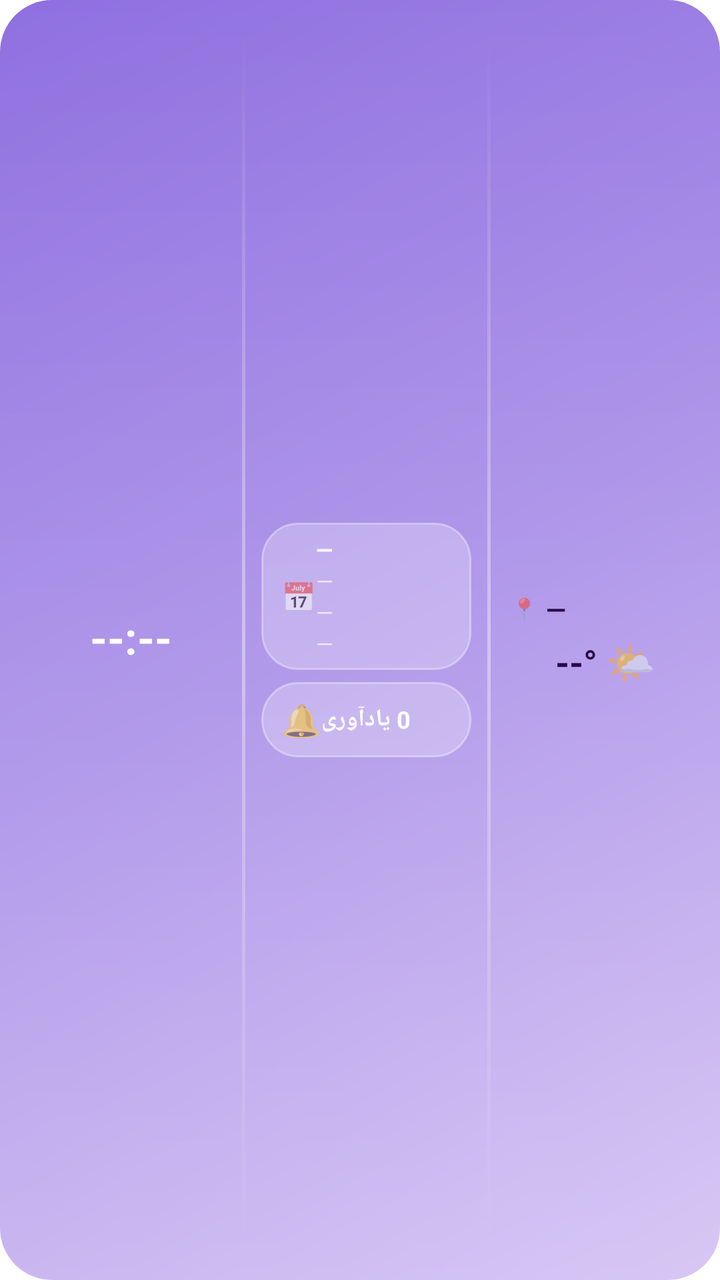
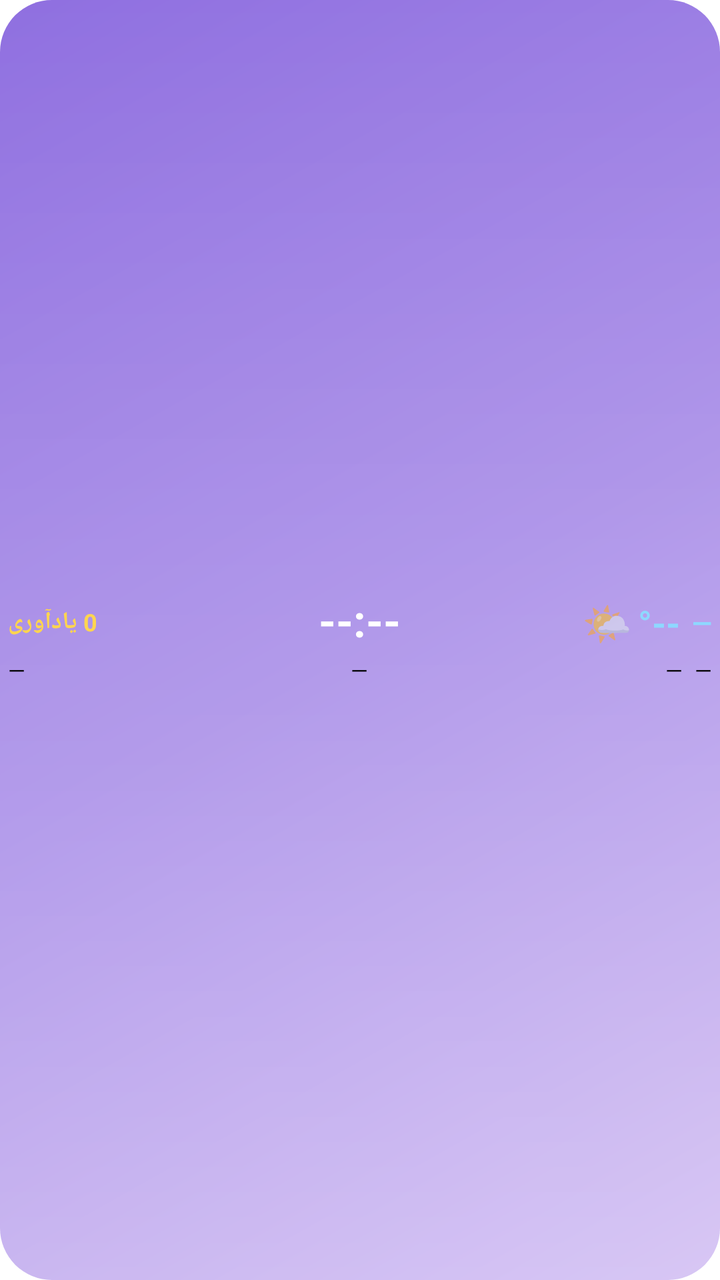

Screens rendered from an Android XML layout before and after an edit, with the pre-edit source and the edit as a unified diff.
<!-- AndroidManifest.xml: fallback theme Theme.MaterialComponents.DayNight.NoActionBar -->
<!-- res/layout/weather_clock_widget.xml -->
<?xml version="1.0" encoding="utf-8"?>
<FrameLayout xmlns:android="http://schemas.android.com/apk/res/android"
    android:id="@+id/widget_root"
    android:layout_width="match_parent"
    android:layout_height="match_parent"
    android:background="@drawable/widget_background">

    <LinearLayout
        android:layout_width="match_parent"
        android:layout_height="match_parent"
        android:layoutDirection="ltr"
        android:orientation="horizontal"
        android:paddingStart="10dp"
        android:paddingEnd="10dp"
        android:paddingTop="8dp"
        android:paddingBottom="8dp">

        
        <FrameLayout
            android:layout_width="0dp"
            android:layout_height="match_parent"
            android:layout_weight="33">

            <TextView
                android:id="@+id/widget_clock"
                android:layout_width="wrap_content"
                android:layout_height="wrap_content"
                android:layout_gravity="center"
                android:text="--:--"
                android:textColor="#FFFFFF"
                android:textSize="22sp"
                android:textStyle="bold"
                android:includeFontPadding="false"
                android:maxLines="1"
                android:ellipsize="end" />
        </FrameLayout>

        
        <View
            android:layout_width="1.5dp"
            android:layout_height="match_parent"
            android:layout_marginTop="10dp"
            android:layout_marginBottom="10dp"
            android:background="@drawable/widget_divider" />

        
        <LinearLayout
            android:layout_width="0dp"
            android:layout_height="match_parent"
            android:layout_weight="36"
            android:orientation="vertical"
            android:gravity="center_vertical"
            android:paddingStart="8dp"
            android:paddingEnd="8dp">

            
            <LinearLayout
                android:layout_width="match_parent"
                android:layout_height="wrap_content"
                android:orientation="horizontal"
                android:gravity="center_vertical"
                android:background="@drawable/widget_pill_background"
                android:paddingStart="10dp"
                android:paddingEnd="10dp"
                android:paddingTop="6dp"
                android:paddingBottom="6dp">

                <TextView
                    android:layout_width="wrap_content"
                    android:layout_height="wrap_content"
                    android:text="📅"
                    android:textSize="14sp" />

                <LinearLayout
                    android:layout_width="0dp"
                    android:layout_height="wrap_content"
                    android:layout_weight="1"
                    android:layout_marginStart="8dp"
                    android:orientation="vertical"
                    android:gravity="end"
                    android:layoutDirection="rtl">

                    <TextView
                        android:id="@+id/widget_weekday"
                        android:layout_width="match_parent"
                        android:layout_height="wrap_content"
                        android:text="—"
                        android:textColor="#FFFFFF"
                        android:textSize="11sp"
                        android:textStyle="bold"
                        android:gravity="end"
                        android:maxLines="1"
                        android:ellipsize="end" />

                    <TextView
                        android:id="@+id/widget_date_shamsi"
                        android:layout_width="match_parent"
                        android:layout_height="wrap_content"
                        android:layout_marginTop="1dp"
                        android:text="—"
                        android:textColor="#EDE6FA"
                        android:textSize="11sp"
                        android:gravity="end"
                        android:maxLines="1"
                        android:ellipsize="end" />

                    <TextView
                        android:id="@+id/widget_date_hijri"
                        android:layout_width="match_parent"
                        android:layout_height="wrap_content"
                        android:layout_marginTop="1dp"
                        android:text="—"
                        android:textColor="#EDE6FA"
                        android:textSize="11sp"
                        android:gravity="end"
                        android:maxLines="1"
                        android:ellipsize="end" />

                    <TextView
                        android:id="@+id/widget_date_gregorian"
                        android:layout_width="match_parent"
                        android:layout_height="wrap_content"
                        android:layout_marginTop="1dp"
                        android:text="—"
                        android:textColor="#EDE6FA"
                        android:textSize="11sp"
                        android:gravity="end"
                        android:maxLines="1"
                        android:ellipsize="end" />
                </LinearLayout>
            </LinearLayout>

            <View
                android:layout_width="match_parent"
                android:layout_height="6dp" />

            
            <LinearLayout
                android:layout_width="match_parent"
                android:layout_height="wrap_content"
                android:orientation="horizontal"
                android:gravity="center_vertical"
                android:background="@drawable/widget_pill_background"
                android:paddingStart="10dp"
                android:paddingEnd="10dp"
                android:paddingTop="8dp"
                android:paddingBottom="8dp">

                <TextView
                    android:layout_width="wrap_content"
                    android:layout_height="wrap_content"
                    android:text="🔔"
                    android:textSize="16sp" />

                <TextView
                    android:id="@+id/widget_reminder"
                    android:layout_width="0dp"
                    android:layout_height="wrap_content"
                    android:layout_weight="1"
                    android:layout_marginStart="8dp"
                    android:text="0 یادآوری"
                    android:textColor="#FFFFFF"
                    android:textSize="12sp"
                    android:textStyle="bold"
                    android:gravity="end"
                    android:layoutDirection="rtl"
                    android:maxLines="1"
                    android:ellipsize="end" />
            </LinearLayout>
        </LinearLayout>

        
        <View
            android:layout_width="1.5dp"
            android:layout_height="match_parent"
            android:layout_marginTop="10dp"
            android:layout_marginBottom="10dp"
            android:background="@drawable/widget_divider" />

        
        <LinearLayout
            android:layout_width="0dp"
            android:layout_height="match_parent"
            android:layout_weight="31"
            android:orientation="vertical"
            android:gravity="center"
            android:paddingStart="10dp">

            
            <LinearLayout
                android:layout_width="match_parent"
                android:layout_height="wrap_content"
                android:orientation="horizontal"
                android:gravity="center_vertical"
                android:layoutDirection="rtl">

                <TextView
                    android:id="@+id/widget_city"
                    android:layout_width="0dp"
                    android:layout_height="wrap_content"
                    android:layout_weight="1"
                    android:text="—"
                    android:textColor="#2A0845"
                    android:textSize="13sp"
                    android:textStyle="bold"
                    android:maxLines="1"
                    android:ellipsize="end"
                    android:gravity="end" />

                <TextView
                    android:layout_width="wrap_content"
                    android:layout_height="wrap_content"
                    android:layout_marginStart="4dp"
                    android:text="📍"
                    android:textSize="11sp" />
            </LinearLayout>

            <LinearLayout
                android:layout_width="match_parent"
                android:layout_height="wrap_content"
                android:layout_marginTop="4dp"
                android:orientation="horizontal"
                android:gravity="center">

                <TextView
                    android:id="@+id/widget_temp"
                    android:layout_width="wrap_content"
                    android:layout_height="wrap_content"
                    android:text="--°"
                    android:textColor="#2A0845"
                    android:textSize="18sp"
                    android:textStyle="bold"
                    android:maxLines="1"
                    android:ellipsize="end" />

                <TextView
                    android:id="@+id/widget_weather_emoji"
                    android:layout_width="wrap_content"
                    android:layout_height="wrap_content"
                    android:layout_marginStart="4dp"
                    android:text="🌤️"
                    android:textSize="20sp"
                    android:maxLines="1" />
            </LinearLayout>
        </LinearLayout>

    </LinearLayout>
</FrameLayout>
<!-- resources referenced by this layout -->
<resources>
  <!-- drawable widget_background (drawable) -->
  <?xml version="1.0" encoding="utf-8"?>
  <layer-list xmlns:android="http://schemas.android.com/apk/res/android">
  
      <item>
          <shape>
              <corners android:radius="26dp" />
              <gradient
                  android:type="linear"
                  android:angle="135"
                  android:startColor="#CEB9F2"
                  android:centerColor="#A98EE8"
                  android:endColor="#8F6FE0" />
          </shape>
      </item>
  
      
      <item android:top="0dp" android:left="0dp" android:right="0dp">
          <shape android:shape="rectangle">
              <corners
                  android:topLeftRadius="26dp"
                  android:topRightRadius="26dp"
                  android:bottomLeftRadius="0dp"
                  android:bottomRightRadius="0dp" />
              <gradient
                  android:type="linear"
                  android:angle="90"
                  android:startColor="#33FFFFFF"
                  android:endColor="#00FFFFFF" />
              <size android:height="28dp" />
          </shape>
      </item>
  </layer-list>
  <!-- drawable widget_divider (drawable) -->
  <?xml version="1.0" encoding="utf-8"?>
  <shape xmlns:android="http://schemas.android.com/apk/res/android" android:shape="rectangle">
      <gradient
          android:type="linear"
          android:angle="90"
          android:startColor="#00FFFFFF"
          android:centerColor="#66FFFFFF"
          android:endColor="#00FFFFFF" />
  </shape>
  <!-- drawable widget_pill_background (drawable) -->
  <?xml version="1.0" encoding="utf-8"?>
  <shape xmlns:android="http://schemas.android.com/apk/res/android">
      <corners android:radius="18dp" />
      <solid android:color="#40FFFFFF" />
      <stroke
          android:width="1dp"
          android:color="#59FFFFFF" />
  </shape>
</resources>

<!-- the commit's change to res/layout/weather_clock_widget.xml (unified diff, before → after) -->
@@ -9,23 +9,42 @@
         android:layout_width="match_parent"
         android:layout_height="match_parent"
         android:layoutDirection="ltr"
-        android:orientation="horizontal"
-        android:paddingStart="10dp"
-        android:paddingEnd="10dp"
-        android:paddingTop="8dp"
-        android:paddingBottom="8dp">
+        android:orientation="vertical"
+        android:gravity="center_vertical"
+        android:paddingLeft="4dp"
+        android:paddingRight="4dp"
+        android:paddingTop="4dp"
+        android:paddingBottom="4dp">
 
         
-        <FrameLayout
-            android:layout_width="0dp"
-            android:layout_height="match_parent"
-            android:layout_weight="33">
+        <LinearLayout
+            android:layout_width="match_parent"
+            android:layout_height="wrap_content"
+            android:layoutDirection="ltr"
+            android:orientation="horizontal"
+            android:gravity="center_vertical">
 
+            
+            <TextView
+                android:id="@+id/widget_reminder"
+                android:layout_width="0dp"
+                android:layout_height="wrap_content"
+                android:layout_weight="36"
+                android:gravity="left|center_vertical"
+                android:text="0 یادآوری"
+                android:textColor="#FFD54F"
+                android:textSize="12sp"
+                android:textStyle="bold"
+                android:maxLines="1"
+                android:ellipsize="end" />
+
+            
             <TextView
                 android:id="@+id/widget_clock"
-                android:layout_width="wrap_content"
+                android:layout_width="0dp"
                 android:layout_height="wrap_content"
-                android:layout_gravity="center"
+                android:layout_weight="28"
+                android:gravity="center"
                 android:text="--:--"
                 android:textColor="#FFFFFF"
                 android:textSize="22sp"
@@ -33,216 +52,115 @@
                 android:includeFontPadding="false"
                 android:maxLines="1"
                 android:ellipsize="end" />
-        </FrameLayout>
-
-        
-        <View
-            android:layout_width="1.5dp"
-            android:layout_height="match_parent"
-            android:layout_marginTop="10dp"
-            android:layout_marginBottom="10dp"
-            android:background="@drawable/widget_divider" />
-
-        
-        <LinearLayout
-            android:layout_width="0dp"
-            android:layout_height="match_parent"
-            android:layout_weight="36"
-            android:orientation="vertical"
-            android:gravity="center_vertical"
-            android:paddingStart="8dp"
-            android:paddingEnd="8dp">
 
             
             <LinearLayout
-                android:layout_width="match_parent"
+                android:layout_width="0dp"
                 android:layout_height="wrap_content"
+                android:layout_weight="36"
+                android:layoutDirection="rtl"
                 android:orientation="horizontal"
-                android:gravity="center_vertical"
-                android:background="@drawable/widget_pill_background"
-                android:paddingStart="10dp"
-                android:paddingEnd="10dp"
-                android:paddingTop="6dp"
-                android:paddingBottom="6dp">
-
-                <TextView
-                    android:layout_width="wrap_content"
-                    android:layout_height="wrap_content"
-                    android:text="📅"
-                    android:textSize="14sp" />
-
-                <LinearLayout
-                    android:layout_width="0dp"
-                    android:layout_height="wrap_content"
-                    android:layout_weight="1"
-                    android:layout_marginStart="8dp"
-                    android:orientation="vertical"
-                    android:gravity="end"
-                    android:layoutDirection="rtl">
-
-                    <TextView
-                        android:id="@+id/widget_weekday"
-                        android:layout_width="match_parent"
-                        android:layout_height="wrap_content"
-                        android:text="—"
-                        android:textColor="#FFFFFF"
-                        android:textSize="11sp"
-                        android:textStyle="bold"
-                        android:gravity="end"
-                        android:maxLines="1"
-                        android:ellipsize="end" />
-
-                    <TextView
-                        android:id="@+id/widget_date_shamsi"
-                        android:layout_width="match_parent"
-                        android:layout_height="wrap_content"
-                        android:layout_marginTop="1dp"
-                        android:text="—"
-                        android:textColor="#EDE6FA"
-                        android:textSize="11sp"
-                        android:gravity="end"
-                        android:maxLines="1"
-                        android:ellipsize="end" />
-
-                    <TextView
-                        android:id="@+id/widget_date_hijri"
-                        android:layout_width="match_parent"
-                        android:layout_height="wrap_content"
-                        android:layout_marginTop="1dp"
-                        android:text="—"
-                        android:textColor="#EDE6FA"
-                        android:textSize="11sp"
-                        android:gravity="end"
-                        android:maxLines="1"
-                        android:ellipsize="end" />
-
-                    <TextView
-                        android:id="@+id/widget_date_gregorian"
-                        android:layout_width="match_parent"
-                        android:layout_height="wrap_content"
-                        android:layout_marginTop="1dp"
-                        android:text="—"
-                        android:textColor="#EDE6FA"
-                        android:textSize="11sp"
-                        android:gravity="end"
-                        android:maxLines="1"
-                        android:ellipsize="end" />
-                </LinearLayout>
-            </LinearLayout>
-
-            <View
-                android:layout_width="match_parent"
-                android:layout_height="6dp" />
-
-            
-            <LinearLayout
-                android:layout_width="match_parent"
-                android:layout_height="wrap_content"
-                android:orientation="horizontal"
-                android:gravity="center_vertical"
-                android:background="@drawable/widget_pill_background"
-                android:paddingStart="10dp"
-                android:paddingEnd="10dp"
-                android:paddingTop="8dp"
-                android:paddingBottom="8dp">
-
-                <TextView
-                    android:layout_width="wrap_content"
-                    android:layout_height="wrap_content"
-                    android:text="🔔"
-                    android:textSize="16sp" />
-
-                <TextView
-                    android:id="@+id/widget_reminder"
-                    android:layout_width="0dp"
-                    android:layout_height="wrap_content"
-                    android:layout_weight="1"
-                    android:layout_marginStart="8dp"
-                    android:text="0 یادآوری"
-                    android:textColor="#FFFFFF"
-                    android:textSize="12sp"
-                    android:textStyle="bold"
-                    android:gravity="end"
-                    android:layoutDirection="rtl"
-                    android:maxLines="1"
-                    android:ellipsize="end" />
-            </LinearLayout>
-        </LinearLayout>
-
-        
-        <View
-            android:layout_width="1.5dp"
-            android:layout_height="match_parent"
-            android:layout_marginTop="10dp"
-            android:layout_marginBottom="10dp"
-            android:background="@drawable/widget_divider" />
-
-        
-        <LinearLayout
-            android:layout_width="0dp"
-            android:layout_height="match_parent"
-            android:layout_weight="31"
-            android:orientation="vertical"
-            android:gravity="center"
-            android:paddingStart="10dp">
-
-            
-            <LinearLayout
-                android:layout_width="match_parent"
-                android:layout_height="wrap_content"
-                android:orientation="horizontal"
-                android:gravity="center_vertical"
-                android:layoutDirection="rtl">
+                android:gravity="right|center_vertical">
 
                 <TextView
                     android:id="@+id/widget_city"
-                    android:layout_width="0dp"
+                    android:layout_width="wrap_content"
                     android:layout_height="wrap_content"
-                    android:layout_weight="1"
                     android:text="—"
-                    android:textColor="#2A0845"
+                    android:textColor="#8ED8FF"
                     android:textSize="13sp"
                     android:textStyle="bold"
                     android:maxLines="1"
-                    android:ellipsize="end"
-                    android:gravity="end" />
-
-                <TextView
-                    android:layout_width="wrap_content"
-                    android:layout_height="wrap_content"
-                    android:layout_marginStart="4dp"
-                    android:text="📍"
-                    android:textSize="11sp" />
-            </LinearLayout>
-
-            <LinearLayout
-                android:layout_width="match_parent"
-                android:layout_height="wrap_content"
-                android:layout_marginTop="4dp"
-                android:orientation="horizontal"
-                android:gravity="center">
+                    android:ellipsize="end" />
 
                 <TextView
                     android:id="@+id/widget_temp"
                     android:layout_width="wrap_content"
                     android:layout_height="wrap_content"
+                    android:layout_marginStart="6dp"
                     android:text="--°"
-                    android:textColor="#2A0845"
+                    android:textColor="#8ED8FF"
                     android:textSize="18sp"
                     android:textStyle="bold"
-                    android:maxLines="1"
-                    android:ellipsize="end" />
+                    android:maxLines="1" />
 
                 <TextView
                     android:id="@+id/widget_weather_emoji"
                     android:layout_width="wrap_content"
                     android:layout_height="wrap_content"
-                    android:layout_marginStart="4dp"
+                    android:layout_marginStart="3dp"
                     android:text="🌤️"
-                    android:textSize="20sp"
+                    android:textSize="20sp" />
+            </LinearLayout>
+        </LinearLayout>
+
+        <FrameLayout
+            android:layout_width="match_parent"
+            android:layout_height="3dp"></FrameLayout>
+
+        
+        <LinearLayout
+            android:layout_width="match_parent"
+            android:layout_height="wrap_content"
+            android:layoutDirection="ltr"
+            android:orientation="horizontal"
+            android:gravity="center_vertical">
+
+            
+            <TextView
+                android:id="@+id/widget_date_gregorian"
+                android:layout_width="0dp"
+                android:layout_height="wrap_content"
+                android:layout_weight="36"
+                android:gravity="left|center_vertical"
+                android:text="—"
+                android:textColor="#000000"
+                android:textSize="11sp"
+                android:maxLines="1"
+                android:ellipsize="end" />
+
+            
+            <TextView
+                android:id="@+id/widget_date_hijri"
+                android:layout_width="0dp"
+                android:layout_height="wrap_content"
+                android:layout_weight="28"
+                android:gravity="center"
+                android:text="—"
+                android:textColor="#000000"
+                android:textSize="11sp"
+                android:maxLines="1"
+                android:ellipsize="end" />
+
+            
+            <LinearLayout
+                android:layout_width="0dp"
+                android:layout_height="wrap_content"
+                android:layout_weight="36"
+                android:layoutDirection="rtl"
+                android:orientation="horizontal"
+                android:gravity="right|center_vertical">
+
+                <TextView
+                    android:id="@+id/widget_weekday"
+                    android:layout_width="wrap_content"
+                    android:layout_height="wrap_content"
+                    android:text="—"
+                    android:textColor="#000000"
+                    android:textSize="11sp"
+                    android:maxLines="1"
+                    android:ellipsize="end" />
+
+                <TextView
+                    android:id="@+id/widget_date_shamsi"
+                    android:layout_width="wrap_content"
+                    android:layout_height="wrap_content"
+                    android:layout_marginStart="6dp"
+                    android:text="—"
+                    android:textColor="#000000"
+                    android:textSize="11sp"
                     android:maxLines="1" />
             </LinearLayout>
         </LinearLayout>
-
     </LinearLayout>
 </FrameLayout>
<!-- resource entries referenced after the edit -->
@@ -33,24 +33,5 @@
           </shape>
       </item>
   </layer-list>
-  <!-- drawable widget_divider (drawable) -->
-  <?xml version="1.0" encoding="utf-8"?>
-  <shape xmlns:android="http://schemas.android.com/apk/res/android" android:shape="rectangle">
-      <gradient
-          android:type="linear"
-          android:angle="90"
-          android:startColor="#00FFFFFF"
-          android:centerColor="#66FFFFFF"
-          android:endColor="#00FFFFFF" />
-  </shape>
-  <!-- drawable widget_pill_background (drawable) -->
-  <?xml version="1.0" encoding="utf-8"?>
-  <shape xmlns:android="http://schemas.android.com/apk/res/android">
-      <corners android:radius="18dp" />
-      <solid android:color="#40FFFFFF" />
-      <stroke
-          android:width="1dp"
-          android:color="#59FFFFFF" />
-  </shape>
 </resources>
 
